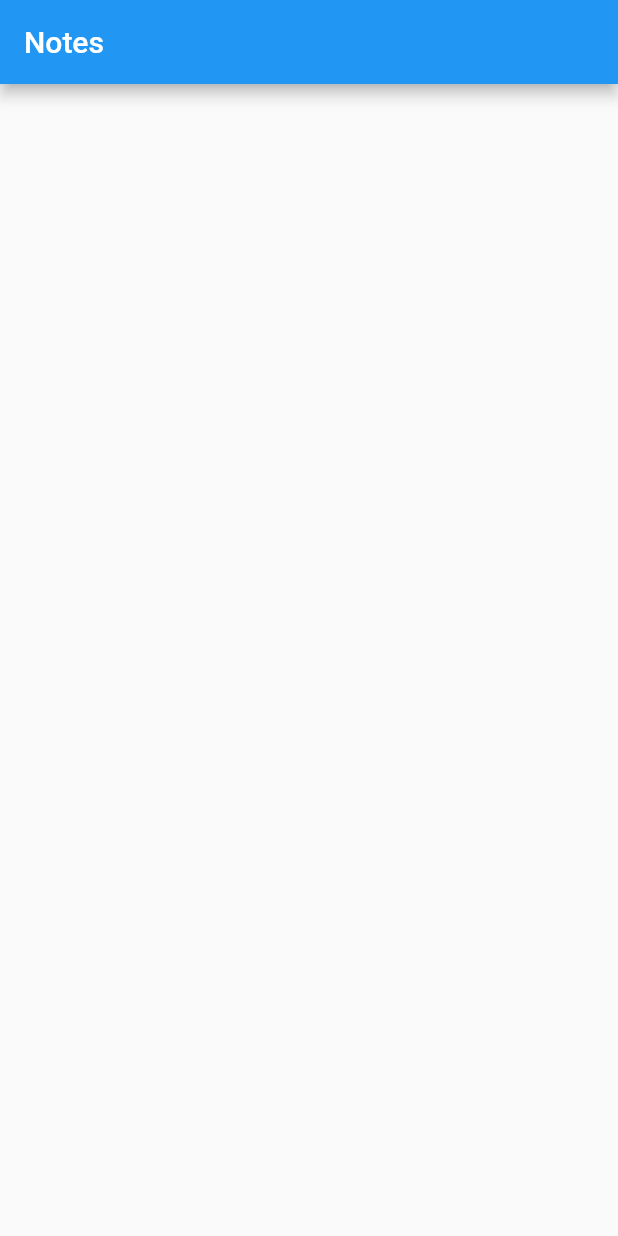
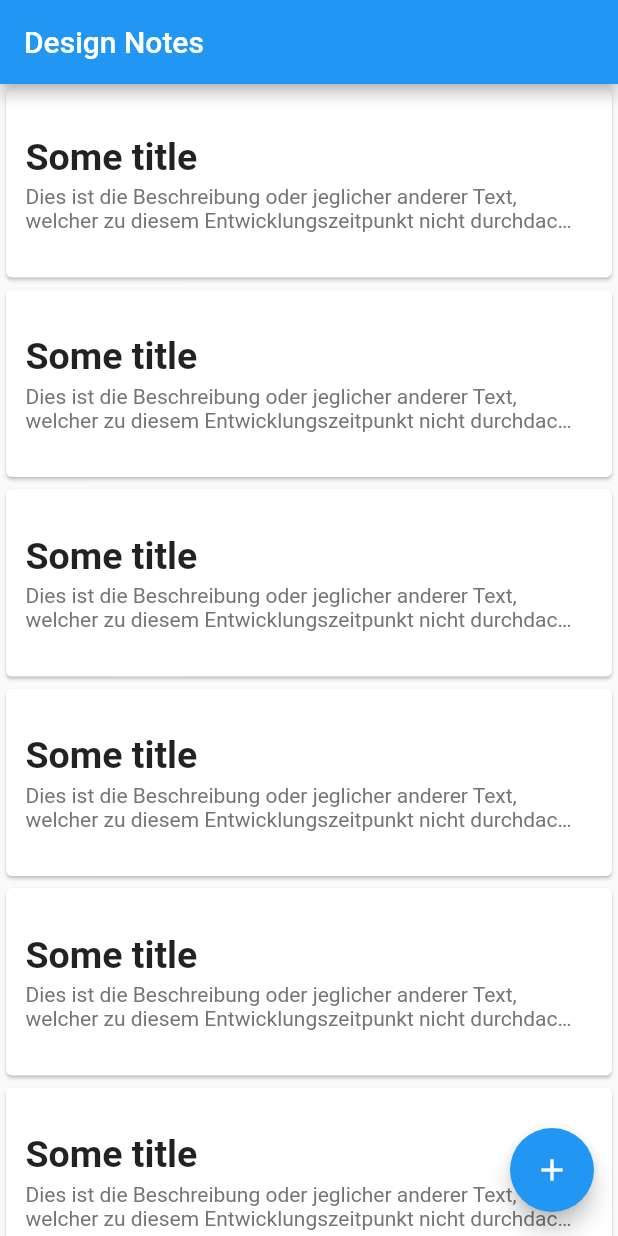
Before and after one commit to cr4yfish/design-note, a Flutter app: the screen it shows after launch, on a phone screen of 412 x 824 dp. Run offline on Flutter 3.47's test engine with Material 2 defaults, Android fonts, the phone set to English and light mode, and no system bars.

Commit message:
Test 09.09.20

```diff
--- a/designnote/lib/main.dart
+++ b/designnote/lib/main.dart
@@ -1,4 +1,3 @@
-import 'package:designnote/views/note_list.dart';
 import 'package:flutter/material.dart';
 import 'package:designnote/views/note_list.dart';
 
@@ -42,11 +41,11 @@ class MyApp extends StatelessWidget {
         // closer together (more dense) than on mobile platforms.
         visualDensity: VisualDensity.adaptivePlatformDensity,
 
-      ), */
+      ),
       //home: MyHomePage(title: 'Design Note'),
     );
   }
-}
+}*/
 
 class MyHomePage extends StatefulWidget {
   MyHomePage({Key key, this.title}) : super(key: key);
--- a/designnote/lib/views/note_list.dart
+++ b/designnote/lib/views/note_list.dart
@@ -1,4 +1,7 @@
+//import 'dart:html';
+
 import 'package:flutter/material.dart';
+import 'package:designnote/views/note.dart';
 
 class NoteList extends StatelessWidget {
 
@@ -6,8 +9,73 @@ class NoteList extends StatelessWidget {
   Widget build(BuildContext context) {
     return Scaffold(
       appBar: AppBar(
-        title: Text('Notes'),
+        title: Text('Design Notes'),
+      ),
+      body: ListView.builder(
+        itemBuilder: (context, index){
+        return GestureDetector(
+          onTap: (){
+          Navigator.push(
+            context,
+            MaterialPageRoute(builder: (context) => Note(NoteMode.Editin))
+            );
+          },
+          child: Card(
+            child: Padding(
+              padding: const EdgeInsets.only(top: 30.0, bottom: 30, left: 13.0, right: 22.0),
+              child: Column(
+                crossAxisAlignment: CrossAxisAlignment.start,
+                children: <Widget>[
+
+                _NoteTitle(),
+                Container(height:  4,),
+              _NoteText(),
+            ],
+            ),
+            ),
+          ),
+        );
+        }
+        ),
+        floatingActionButton: FloatingActionButton(
+          onPressed: () {
+            Navigator.push(
+            context,
+            MaterialPageRoute(builder: (context) => Note(NoteMode.Adding))
+            );
+          },
+          child: Icon(Icons.add),
+          ),
+    );
+  }
+}
+
+class _NoteTitle extends StatelessWidget {
+  @override
+  Widget build(BuildContext context) {
+    return Text(
+        'Some title',
+        style: TextStyle(
+           fontSize: 25,
+           fontWeight: FontWeight.bold
       ),
     );
   }
 }
+
+class _NoteText extends StatelessWidget {
+  @override
+  Widget build(BuildContext context) {
+    return Text(
+                  'Dies ist die Beschreibung oder jeglicher anderer Text, welcher zu diesem Entwicklungszeitpunkt nicht durchdacht wurde und nur zum Test von langen Texten dient und dessen Verhalten in der App. Schönen Tag noch!',
+                  style: TextStyle(
+                    color: Colors.grey.shade600
+                  ),
+                  // Setzt die maximale Textlänge auf 2 Zeilen
+                  maxLines: 2,
+                  /* Macht dass diese 3 punkte "..." am Ende einer Zeile stehen
+                  um dem User zu vermitteln "Der Text endet hier nicht!" */
+                  overflow: TextOverflow.ellipsis,
+    );
+  }
+}
```
Also changed, not shown: designnote/lib/views/note.dart (added, +90 -0 lines), 1 other file.
